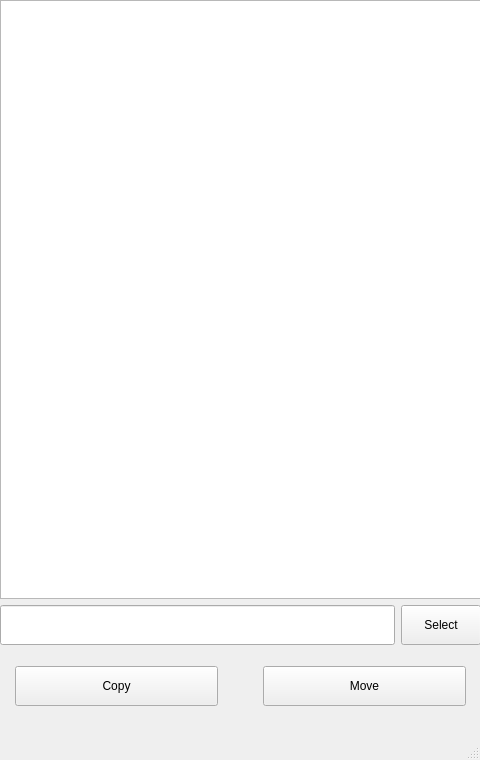
The window that resources/ui/app_window.ui (komastar-photo/PhotoSelector) describes before a commit, drawn with Qt 5.
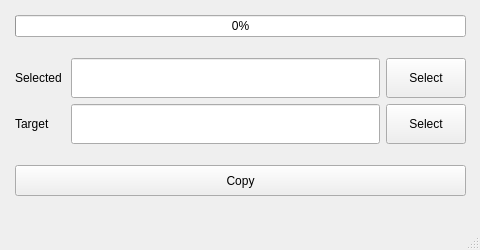
The same window after the commit.

Commit message: UI에 기능 바인딩 Copy만 구현 프로그레스바 추가

```diff
--- a/resources/ui/app_window.ui
+++ b/resources/ui/app_window.ui
@@ -7,11 +7,11 @@
     <x>0</x>
     <y>0</y>
     <width>480</width>
-    <height>760</height>
+    <height>250</height>
    </rect>
   </property>
   <property name="sizePolicy">
-   <sizepolicy hsizetype="Fixed" vsizetype="Fixed">
+   <sizepolicy hsizetype="Preferred" vsizetype="Preferred">
     <horstretch>0</horstretch>
     <verstretch>0</verstretch>
    </sizepolicy>
@@ -19,13 +19,13 @@
   <property name="minimumSize">
    <size>
     <width>480</width>
-    <height>760</height>
+    <height>250</height>
    </size>
   </property>
   <property name="maximumSize">
    <size>
     <width>480</width>
-    <height>761</height>
+    <height>250</height>
    </size>
   </property>
   <property name="windowTitle">
@@ -33,21 +33,21 @@
   </property>
   <widget class="QWidget" name="centralwidget">
    <property name="sizePolicy">
-    <sizepolicy hsizetype="Fixed" vsizetype="Fixed">
+    <sizepolicy hsizetype="Expanding" vsizetype="Expanding">
      <horstretch>0</horstretch>
      <verstretch>0</verstretch>
     </sizepolicy>
    </property>
    <property name="minimumSize">
     <size>
-     <width>480</width>
-     <height>720</height>
+     <width>0</width>
+     <height>0</height>
     </size>
    </property>
    <property name="maximumSize">
     <size>
      <width>480</width>
-     <height>720</height>
+     <height>480</height>
     </size>
    </property>
    <widget class="QWidget" name="verticalLayoutWidget_2">
@@ -56,27 +56,77 @@
       <x>0</x>
       <y>0</y>
       <width>481</width>
-      <height>721</height>
+      <height>211</height>
      </rect>
     </property>
     <layout class="QVBoxLayout" name="window_layout">
      <property name="sizeConstraint">
-      <enum>QLayout::SetMaximumSize</enum>
+      <enum>QLayout::SetDefaultConstraint</enum>
      </property>
      <item>
       <layout class="QVBoxLayout" name="verticalLayout">
+       <property name="sizeConstraint">
+        <enum>QLayout::SetDefaultConstraint</enum>
+       </property>
+       <property name="leftMargin">
+        <number>15</number>
+       </property>
+       <property name="topMargin">
+        <number>15</number>
+       </property>
+       <property name="rightMargin">
+        <number>15</number>
+       </property>
+       <property name="bottomMargin">
+        <number>15</number>
+       </property>
        <item>
-        <widget class="QListView" name="candidate_file_list"/>
+        <widget class="QProgressBar" name="progress_bar">
+         <property name="sizePolicy">
+          <sizepolicy hsizetype="Expanding" vsizetype="Minimum">
+           <horstretch>0</horstretch>
+           <verstretch>0</verstretch>
+          </sizepolicy>
+         </property>
+         <property name="value">
+          <number>0</number>
+         </property>
+        </widget>
        </item>
       </layout>
      </item>
      <item>
       <layout class="QHBoxLayout" name="horizontalLayout_2">
        <property name="sizeConstraint">
-        <enum>QLayout::SetMinimumSize</enum>
+        <enum>QLayout::SetDefaultConstraint</enum>
        </property>
+       <property name="leftMargin">
+        <number>15</number>
+       </property>
+       <property name="rightMargin">
+        <number>15</number>
+       </property>
        <item>
-        <widget class="QLineEdit" name="directory_path_edit">
+        <widget class="QLabel" name="select_label">
+         <property name="sizePolicy">
+          <sizepolicy hsizetype="Fixed" vsizetype="Preferred">
+           <horstretch>0</horstretch>
+           <verstretch>0</verstretch>
+          </sizepolicy>
+         </property>
+         <property name="minimumSize">
+          <size>
+           <width>50</width>
+           <height>0</height>
+          </size>
+         </property>
+         <property name="text">
+          <string>Selected</string>
+         </property>
+        </widget>
+       </item>
+       <item>
+        <widget class="QLineEdit" name="select_directory_path_edit">
          <property name="sizePolicy">
           <sizepolicy hsizetype="Expanding" vsizetype="Minimum">
            <horstretch>0</horstretch>
@@ -120,12 +170,86 @@
       </layout>
      </item>
      <item>
-      <layout class="QHBoxLayout" name="horizontalLayout" stretch="0,0,0">
+      <layout class="QHBoxLayout" name="horizontalLayout_3">
+       <property name="sizeConstraint">
+        <enum>QLayout::SetDefaultConstraint</enum>
+       </property>
+       <property name="leftMargin">
+        <number>15</number>
+       </property>
+       <property name="rightMargin">
+        <number>15</number>
+       </property>
+       <item>
+        <widget class="QLabel" name="label_2">
+         <property name="sizePolicy">
+          <sizepolicy hsizetype="Fixed" vsizetype="Preferred">
+           <horstretch>50</horstretch>
+           <verstretch>0</verstretch>
+          </sizepolicy>
+         </property>
+         <property name="minimumSize">
+          <size>
+           <width>50</width>
+           <height>0</height>
+          </size>
+         </property>
+         <property name="text">
+          <string>Target</string>
+         </property>
+        </widget>
+       </item>
+       <item>
+        <widget class="QLineEdit" name="target_directory_path_edit">
+         <property name="sizePolicy">
+          <sizepolicy hsizetype="Expanding" vsizetype="Minimum">
+           <horstretch>0</horstretch>
+           <verstretch>0</verstretch>
+          </sizepolicy>
+         </property>
+         <property name="readOnly">
+          <bool>true</bool>
+         </property>
+        </widget>
+       </item>
+       <item>
+        <spacer name="horizontalSpacer_3">
+         <property name="orientation">
+          <enum>Qt::Horizontal</enum>
+         </property>
+         <property name="sizeType">
+          <enum>QSizePolicy::Minimum</enum>
+         </property>
+         <property name="sizeHint" stdset="0">
+          <size>
+           <width>0</width>
+           <height>40</height>
+          </size>
+         </property>
+        </spacer>
+       </item>
+       <item>
+        <widget class="QPushButton" name="target_directory_button">
+         <property name="sizePolicy">
+          <sizepolicy hsizetype="Minimum" vsizetype="Minimum">
+           <horstretch>0</horstretch>
+           <verstretch>0</verstretch>
+          </sizepolicy>
+         </property>
+         <property name="text">
+          <string>Select</string>
+         </property>
+        </widget>
+       </item>
+      </layout>
+     </item>
+     <item>
+      <layout class="QHBoxLayout" name="horizontalLayout" stretch="0">
        <property name="spacing">
         <number>45</number>
        </property>
        <property name="sizeConstraint">
-        <enum>QLayout::SetFixedSize</enum>
+        <enum>QLayout::SetDefaultConstraint</enum>
        </property>
        <property name="leftMargin">
         <number>15</number>
@@ -142,7 +266,7 @@
        <item>
         <widget class="QPushButton" name="copy_button">
          <property name="sizePolicy">
-          <sizepolicy hsizetype="Expanding" vsizetype="Minimum">
+          <sizepolicy hsizetype="Expanding" vsizetype="Expanding">
            <horstretch>0</horstretch>
            <verstretch>0</verstretch>
           </sizepolicy>
@@ -152,41 +276,6 @@
          </property>
         </widget>
        </item>
-       <item>
-        <spacer name="horizontalSpacer">
-         <property name="orientation">
-          <enum>Qt::Horizontal</enum>
-         </property>
-         <property name="sizeType">
-          <enum>QSizePolicy::Minimum</enum>
-         </property>
-         <property name="sizeHint" stdset="0">
-          <size>
-           <width>0</width>
-           <height>40</height>
-          </size>
-         </property>
-        </spacer>
-       </item>
-       <item>
-        <widget class="QPushButton" name="move_button">
-         <property name="sizePolicy">
-          <sizepolicy hsizetype="Expanding" vsizetype="Minimum">
-           <horstretch>0</horstretch>
-           <verstretch>0</verstretch>
-          </sizepolicy>
-         </property>
-         <property name="minimumSize">
-          <size>
-           <width>0</width>
-           <height>35</height>
-          </size>
-         </property>
-         <property name="text">
-          <string>Move</string>
-         </property>
-        </widget>
-       </item>
       </layout>
      </item>
     </layout>
```
The commit also changes 2 other files.
